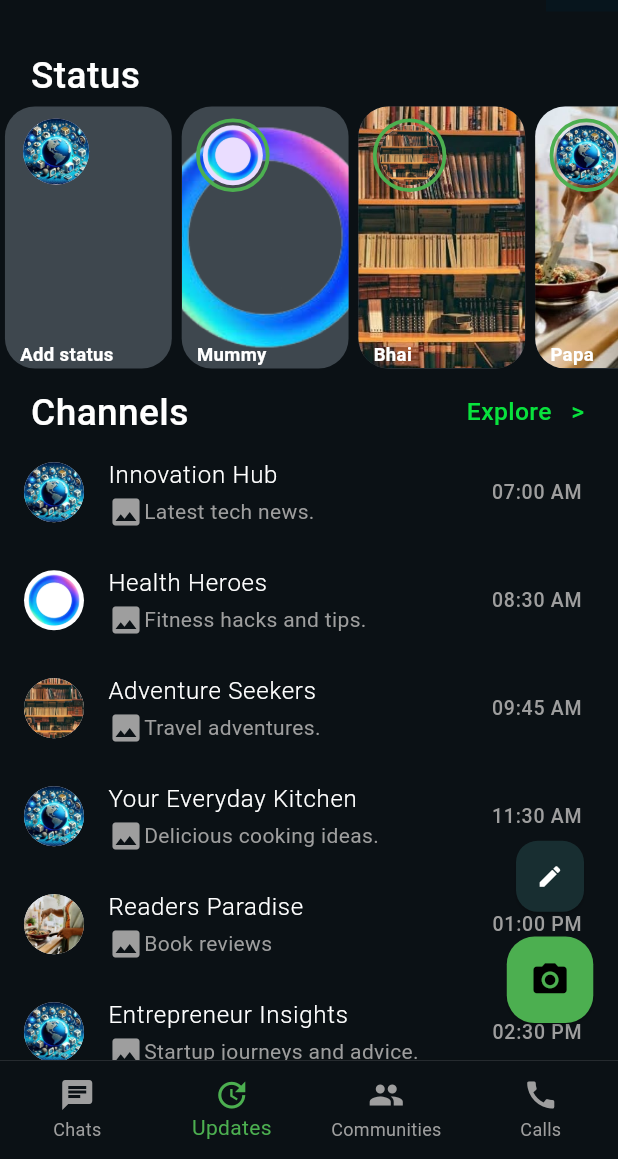
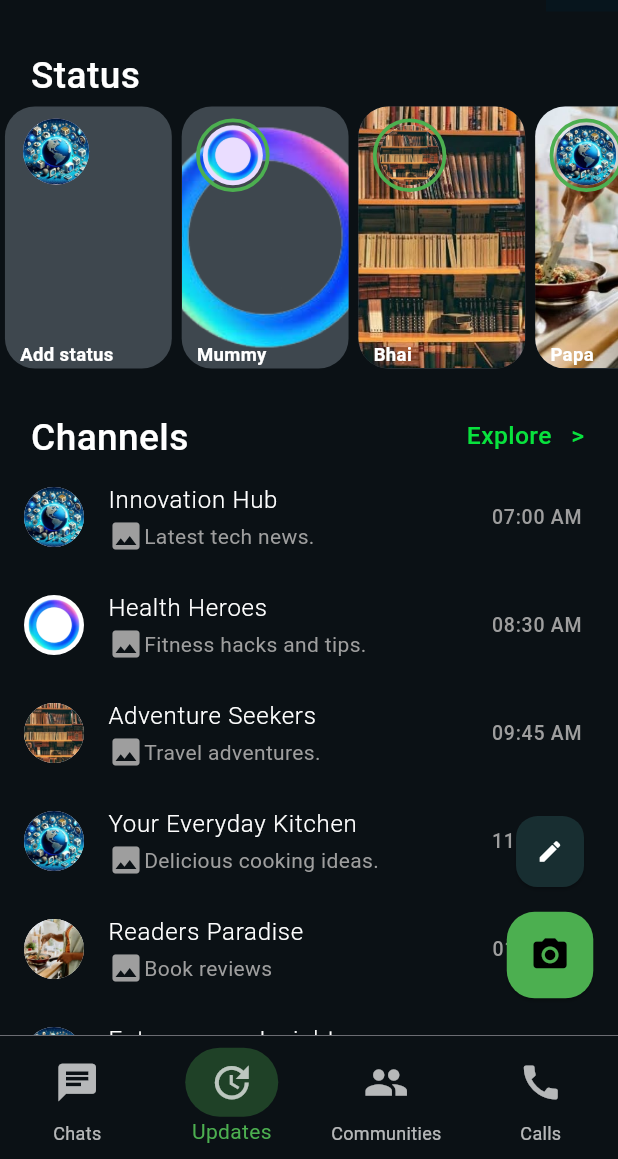
Before and after one commit to kartikkumarofficial/Whatsapp-Clone-Flutter, a Flutter app: the screen it shows after launch, swiped to page 2, on a phone screen of 412 x 824 dp, the part 77-1236 px from its top. Run offline on Flutter 3.47's test engine with Material 3 defaults, Android fonts, the phone set to English and light mode, and no system bars; our stand-ins replace badges, get, image_picker.

Commit message:
bottom nav bar and updates page

```diff
--- a/lib/bottomnavigationbar.dart
+++ b/lib/bottomnavigationbar.dart
@@ -44,7 +44,7 @@ class _HomepageState extends State<Homepage> {
     return Scaffold(
       bottomNavigationBar: smallscreen
           ? Container(
-        height: srcheight * 0.08,
+        height: srcheight * 0.1,
         child: BottomNavigationBar(
           onTap: (index) {
             setState(() {
@@ -58,19 +58,31 @@ class _HomepageState extends State<Homepage> {
           },
           currentIndex: _selectedIndex,
           selectedItemColor: Colors.green,
-          unselectedItemColor: Colors.grey,
-          backgroundColor: Color.fromARGB(255,11,17,21),
+          unselectedItemColor: Colors.white70,
+          backgroundColor: Color.fromARGB(255, 11, 17, 21),
           type: BottomNavigationBarType.fixed,
+          elevation: 0, // Remove shadow
           items: [
-            BottomNavigationBarItem(icon: Icon(Icons.chat), label: 'Chats'),
-            BottomNavigationBarItem(icon: Icon(Icons.update), label: 'Updates'),
-            BottomNavigationBarItem(icon: Icon(Icons.people), label: 'Communities'),
-            BottomNavigationBarItem(icon: Icon(Icons.call), label: 'Calls'),
+            BottomNavigationBarItem(
+              icon: _buildSelectedItem(0, Icons.chat),
+              label: 'Chats',
+            ),
+            BottomNavigationBarItem(
+              icon: _buildSelectedItem(1, Icons.update),
+              label: 'Updates',
+            ),
+            BottomNavigationBarItem(
+              icon: _buildSelectedItem(2, Icons.people),
+              label: 'Communities',
+            ),
+            BottomNavigationBarItem(
+              icon: _buildSelectedItem(3, Icons.call),
+              label: 'Calls',
+            ),
           ],
         ),
       )
           : null,
-
       body: Row(
         children: [
           if (bigscreen)
@@ -103,4 +115,20 @@ class _HomepageState extends State<Homepage> {
       ),
     );
   }
+
+  Widget _buildSelectedItem(int index, IconData icon) {
+    bool isSelected = _selectedIndex == index;
+    return Container(
+      decoration: BoxDecoration(
+        color: isSelected ? Colors.green.withOpacity(0.3) : Colors.transparent,
+        borderRadius: BorderRadius.circular(40),
+      ),
+      padding: EdgeInsets.symmetric(horizontal: 16, vertical: 8),
+      child: Icon(
+        icon,
+        size: 30,
+        color:  Colors.white70,
+      ),
+    );
+  }
 }
--- a/lib/pages/updatespage.dart
+++ b/lib/pages/updatespage.dart
@@ -305,7 +305,7 @@ class _UpdatespageState extends State<Updatespage> {
                   )  ),
             ),
 
-                  Padding(padding: EdgeInsets.only(top: srcheight*0.01,left: srcwidth*0.05),
+                  Padding(padding: EdgeInsets.only(top: srcheight*0.03,left: srcwidth*0.05),
                     child:
                     Align(
                       alignment: Alignment.centerLeft,
@@ -401,7 +401,8 @@ class _UpdatespageState extends State<Updatespage> {
                               backgroundColor:Colors.white,
                             ),
                             trailing: Container(
-                              height: srcwidth*0.09,
+                              width: srcwidth*0.23,
+                              height: srcwidth*0.08,
                               child: ElevatedButton(onPressed: (){},
                                   style: ElevatedButton.styleFrom(
                                     backgroundColor: Color.fromARGB(255, 0, 55, 40),
```
